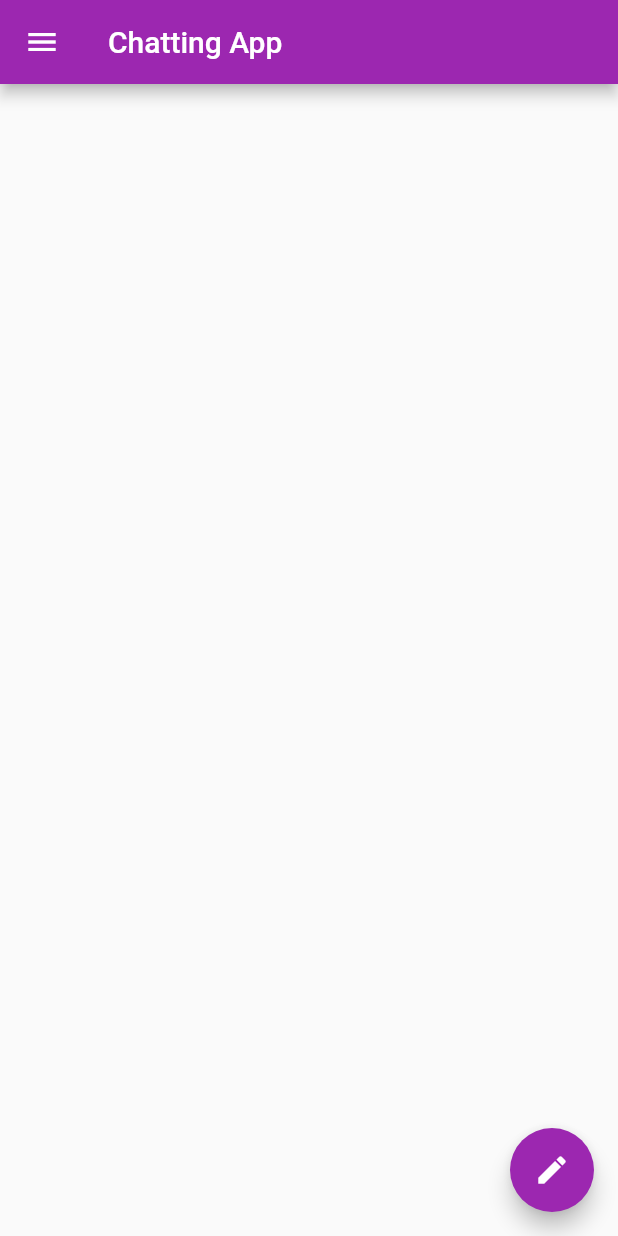
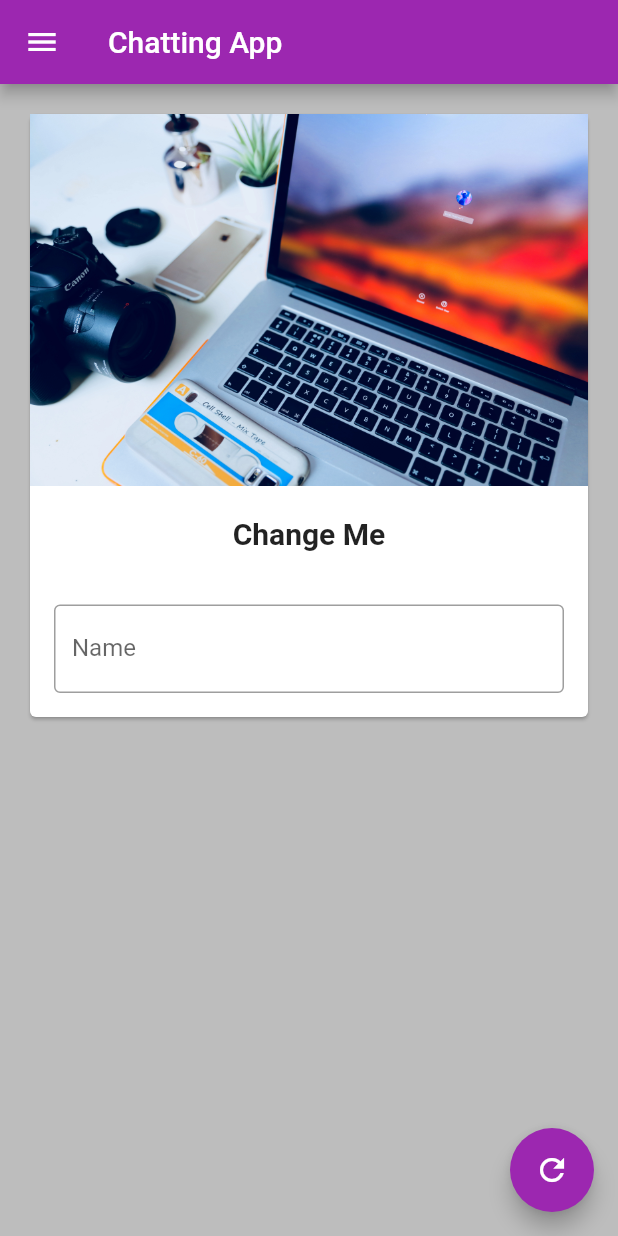
Before and after one commit to Atulpg7/FlutterLearning, a Flutter app: the screen it shows after launch, on a phone screen of 412 x 824 dp. Run offline on Flutter 3.47's test engine with Material 2 defaults, Android fonts, the phone set to English and light mode, and no system bars.

Commit message:
Ch5CardsDone

```diff
--- a/lib/main.dart
+++ b/lib/main.dart
@@ -8,27 +8,65 @@ void main() {
   ));
 }
 
-class HomePage extends StatelessWidget {
+class HomePage extends StatefulWidget {
+  @override
+  _HomePageState createState() => _HomePageState();
+}
+
+class _HomePageState extends State<HomePage> {
+  TextEditingController _nameController =
+      TextEditingController(); //! _ is for private
+
+  var myText = "Change Me";
+
   @override
   Widget build(BuildContext context) {
     return Scaffold(
+      backgroundColor: Colors.grey[400],
       appBar: AppBar(
         title: Text("Chatting App"),
         centerTitle: false,
       ),
-      body: Container(),
+      body: Padding(
+        padding: const EdgeInsets.all(16.0),
+        child: SingleChildScrollView(
+          child: Card(
+            child: Column(
+              children: <Widget>[
+                Image.asset(
+                  "assets/bg.jpg",
+                  fit: BoxFit.cover,
+                ),
+                SizedBox(
+                  height: 20,
+                ),
+                Text(myText,
+                    style:
+                        TextStyle(fontSize: 20, fontWeight: FontWeight.bold)),
+                SizedBox(
+                  height: 20,
+                ),
+                Padding(
+                    padding: const EdgeInsets.all(16.0),
+                    child: TextField(
+                      controller: _nameController,
+                      keyboardType: TextInputType.text,
+                      // obscureText: true,//!for passwords
+                      decoration: InputDecoration(
+                        hintText: "Enter your name",
+                        labelText: "Name",
+                        border: OutlineInputBorder(),
+                      ),
+                    ))
+              ],
+            ),
+          ),
+        ),
+      ),
       drawer: Drawer(
         child: ListView(
           padding: EdgeInsets.zero,
           children: <Widget>[
-            // DrawerHeader(
-            //   child: Text(
-            //     "Hi, there !",
-            //     style:
-            //         TextStyle(color: Colors.white, fontWeight: FontWeight.bold),
-            //   ),
-            //   decoration: BoxDecoration(color: Colors.purpleAccent),
-            // ),
             UserAccountsDrawerHeader(
                 accountName: Text("Atul Kumar"),
                 accountEmail: Text("atulpg7@gmail.com"),
@@ -56,8 +94,11 @@ class HomePage extends StatelessWidget {
         ),
       ),
       floatingActionButton: FloatingActionButton(
-        onPressed: () {},
-        child: Icon(Icons.edit),
+        onPressed: () {
+          myText = _nameController.text;
+          setState(() {}); //!When any change occured
+        },
+        child: Icon(Icons.refresh),
         // mini: true, //!For small the size
       ),
     );
--- a/pubspec.yaml
+++ b/pubspec.yaml
@@ -45,8 +45,8 @@ flutter:
   uses-material-design: true
 
   # To add assets to your application, add an assets section, like this:
-  # assets:
-  #   - images/a_dot_burr.jpeg
+  assets:
+    - assets/
   #   - images/a_dot_ham.jpeg
 
   # An image asset can refer to one or more resolution-specific "variants", see
```
Also changed, not shown: assets/bg.jpg (added).
